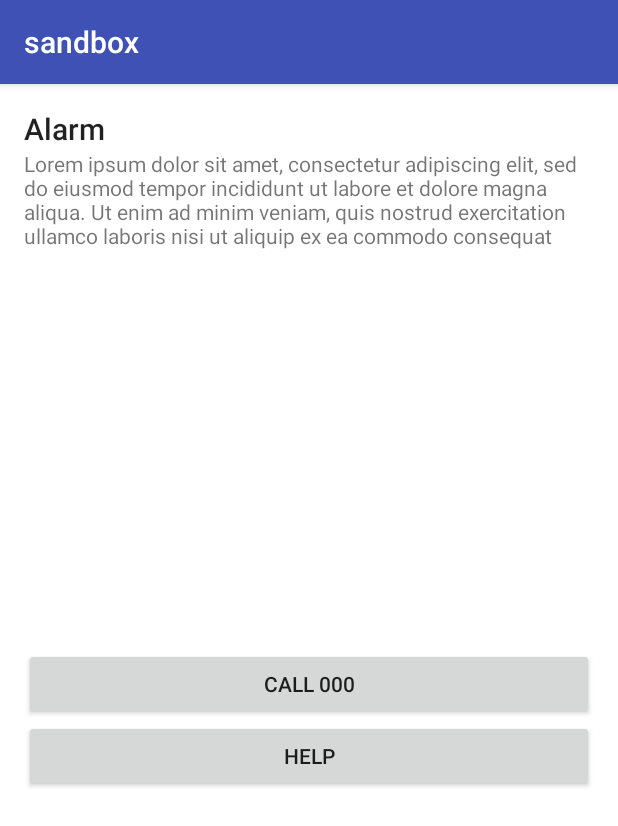
After one commit to amilcar-andrade/sandbox, an Android app: the fragment ShrinkLinearLayoutFragment placed in its activity, on a phone screen of 412 x 824 dp. The commit adds this screen. Shown: the top 826 px of the screen. Run offline under Robolectric (Android 15) with nearby library versions, the phone set to English and light mode, and no system bars.

Commit message:
Adds ShrinkLinearLayoutFragment
* Animates shrinking of screen using TransitionManager
with the the help of AutoTransition

```diff
--- a/app/src/main/java/a2/sandbox/MainActivity.java
+++ b/app/src/main/java/a2/sandbox/MainActivity.java
@@ -27,8 +27,13 @@ public class MainActivity extends AppCompatActivity {
                 TransitionManagerLayoutChangesFragment.TAG, false, true);
     }
 
+    public void showShrinkLinearLayoutFragment(View ignored) {
+        replaceFragment(this, R.id.container, ShrinkLinearLayoutFragment.newInstance(),
+                ShrinkLinearLayoutFragment.TAG, false, true);
+    }
 
-    public static void replaceFragment(@NonNull FragmentActivity activity,
+
+    private static void replaceFragment(@NonNull FragmentActivity activity,
                                        int containerViewId,
                                        @NonNull Fragment fragment,
                                        @NonNull String fragmentTag,
--- /dev/null
+++ b/app/src/main/java/a2/sandbox/ShrinkLinearLayoutFragment.java
@@ -0,0 +1,68 @@
+package a2.sandbox;
+
+import android.os.Bundle;
+import android.support.annotation.NonNull;
+import android.support.annotation.Nullable;
+import android.support.v4.app.Fragment;
+import android.transition.TransitionManager;
+import android.view.LayoutInflater;
+import android.view.View;
+import android.view.ViewGroup;
+import android.widget.LinearLayout;
+
+public class ShrinkLinearLayoutFragment extends Fragment implements View.OnClickListener {
+
+    public static final String TAG = "ShrinkLinearLayoutFragment";
+
+    private View helpButton;
+
+    private View title;
+
+    private View instructions;
+
+    private View okButton;
+
+    private LinearLayout linearContainer;
+
+    @Nullable
+    @Override
+    public View onCreateView(@NonNull LayoutInflater inflater, @Nullable ViewGroup container, @Nullable Bundle savedInstanceState) {
+        View rootView = inflater.inflate(R.layout.fragment_shrink_linear_layout, container, false);
+        linearContainer = rootView.findViewById(R.id.linear_container);
+        helpButton = linearContainer.findViewById(R.id.help_button);
+        title = linearContainer.findViewById(R.id.title);
+        instructions = linearContainer.findViewById(R.id.instructions);
+        okButton = linearContainer.findViewById(R.id.ok_button);
+        helpButton.setOnClickListener(this);
+        okButton.setOnClickListener(this);
+        return rootView;
+    }
+
+    @Override
+    public void onClick(View v) {
+        TransitionManager.beginDelayedTransition(linearContainer);
+        ViewGroup.LayoutParams layoutParams = linearContainer.getLayoutParams();
+
+        switch (v.getId()) {
+            case R.id.help_button:
+                layoutParams.height = LinearLayout.LayoutParams.WRAP_CONTENT;
+                title.setVisibility(View.GONE);
+                instructions.setVisibility(View.GONE);
+                helpButton.setVisibility(View.GONE);
+                okButton.setVisibility(View.VISIBLE);
+                break;
+
+            case R.id.ok_button:
+                layoutParams.height = LinearLayout.LayoutParams.MATCH_PARENT;
+                title.setVisibility(View.VISIBLE);
+                instructions.setVisibility(View.VISIBLE);
+                helpButton.setVisibility(View.VISIBLE);
+                okButton.setVisibility(View.GONE);
+        }
+
+    }
+
+    public static ShrinkLinearLayoutFragment newInstance() {
+        return new ShrinkLinearLayoutFragment();
+    }
+}
--- a/app/src/main/res/layout/activity_main.xml
+++ b/app/src/main/res/layout/activity_main.xml
@@ -24,6 +24,12 @@
             android:text="@string/transition_manager_layout_changes"
             android:onClick="showTransitionManagerLayoutChangesFragment"/>
 
+        <Button
+            android:layout_width="match_parent"
+            android:layout_height="wrap_content"
+            android:text="@string/shrink_linear_layout"
+            android:onClick="showShrinkLinearLayoutFragment"/>
+
     </LinearLayout>
 
 </FrameLayout>
--- /dev/null
+++ b/app/src/main/res/layout/fragment_shrink_linear_layout.xml
@@ -0,0 +1,60 @@
+<?xml version="1.0" encoding="utf-8"?>
+<FrameLayout
+    xmlns:android="http://schemas.android.com/apk/res/android"
+    android:layout_width="match_parent"
+    android:layout_height="match_parent">
+
+    <View
+        android:layout_width="match_parent"
+        android:layout_height="match_parent"
+        android:background="@android:color/holo_blue_dark"/>
+
+    <LinearLayout
+        android:id="@+id/linear_container"
+        android:layout_width="match_parent"
+        android:layout_height="match_parent"
+        android:layout_gravity="bottom"
+        android:orientation="vertical"
+        android:padding="@dimen/default_padding"
+        android:background="@android:color/white">
+
+        <TextView
+            android:id="@+id/title"
+            android:layout_width="match_parent"
+            android:layout_height="wrap_content"
+            android:text="@string/alarm"
+            android:textAppearance="@style/TextAppearance.AppCompat.Title" />
+
+        <TextView
+            android:id="@+id/instructions"
+            android:layout_width="match_parent"
+            android:layout_height="wrap_content"
+            android:text="@string/lorem"/>
+
+        <Space
+            android:layout_width="match_parent"
+            android:layout_height="0dp"
+            android:layout_weight="1"/>
+
+        <Button
+            android:layout_width="match_parent"
+            android:layout_height="wrap_content"
+            android:text="@string/call_000"/>
+
+        <Button
+            android:id="@+id/help_button"
+            android:layout_width="match_parent"
+            android:layout_height="wrap_content"
+            android:layout_marginBottom="@dimen/help_button_bottom_margin"
+            android:text="@string/help"/>
+
+        <Button
+            android:id="@+id/ok_button"
+            android:layout_width="match_parent"
+            android:layout_height="wrap_content"
+            android:visibility="gone"
+            android:layout_marginBottom="@dimen/help_button_bottom_margin"
+            android:text="@string/im_ok"/>
+    </LinearLayout>
+
+</FrameLayout>
--- a/app/src/main/res/values/dimens.xml
+++ b/app/src/main/res/values/dimens.xml
@@ -1,6 +1,10 @@
 <?xml version="1.0" encoding="utf-8"?>
 <resources>
+    <dimen name="default_padding">16dp</dimen>
     <dimen name="color_view_height">100dp</dimen>
     <dimen name="color_view_min_height">50dp</dimen>
     <dimen name="color_view_margin">8dp</dimen>
+
+    <!-- Needed to stay in the same place -->
+    <dimen name="help_button_bottom_margin">280dp</dimen>
 </resources>
--- a/app/src/main/res/values/strings.xml
+++ b/app/src/main/res/values/strings.xml
@@ -2,10 +2,18 @@
     <string name="app_name">sandbox</string>
     <string name="animate_layout_changes">Animate Layout Changes</string>
     <string name="transition_manager_layout_changes">Transition Manager Layout Changes</string>
+    <string name="shrink_linear_layout">Shrink transition with LL </string>
 
 
     <string name="animate_visibility">Animate Visibility</string>
     <string name="animate_layout_params">Animate LayoutParams</string>
 
+    <string name="alarm">Alarm</string>
+    <string name="lorem">Lorem ipsum dolor sit amet, consectetur adipiscing elit, sed do eiusmod tempor incididunt ut labore et dolore magna aliqua. Ut enim ad minim veniam, quis nostrud exercitation ullamco laboris nisi ut aliquip ex ea commodo consequat</string>
+    <string name="call_000">Call 000</string>
+    <string name="help">Help</string>
+    <string name="im_ok">IM OKAY</string>
+    <string name="triggering_alarm">Triggering alarm</string>
+
 
 </resources>
```
